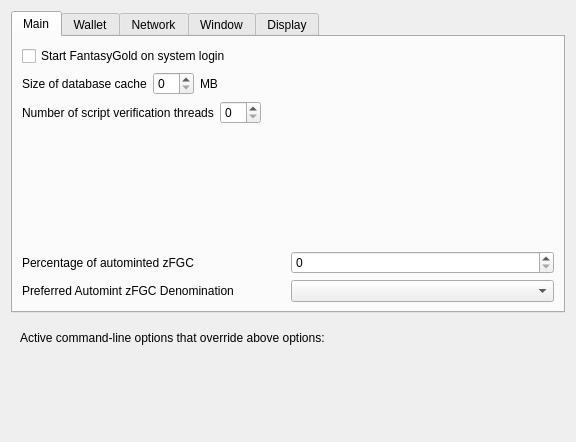
The window that src/qt/forms/optionsdialog.ui (FantasyGold/FantasyGold-Core) describes before a commit, drawn with Qt 5.
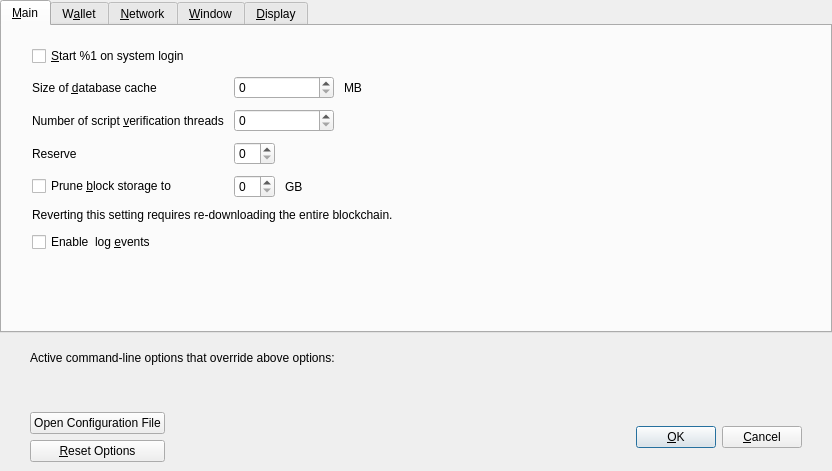
The same window after the commit. The open tabs and pages were chosen to show the change. Custom widgets are drawn as their Qt base class.

What changed in the file:
```diff
--- a/src/qt/forms/optionsdialog.ui
+++ b/src/qt/forms/optionsdialog.ui
@@ -6,8 +6,8 @@
    <rect>
     <x>0</x>
     <y>0</y>
-    <width>576</width>
-    <height>442</height>
+    <width>832</width>
+    <height>471</height>
    </rect>
   </property>
   <property name="windowTitle">
@@ -17,6 +17,18 @@
    <bool>true</bool>
   </property>
   <layout class="QVBoxLayout" name="verticalLayout">
+   <property name="leftMargin">
+    <number>0</number>
+   </property>
+   <property name="topMargin">
+    <number>0</number>
+   </property>
+   <property name="rightMargin">
+    <number>0</number>
+   </property>
+   <property name="bottomMargin">
+    <number>0</number>
+   </property>
    <item>
     <widget class="QTabWidget" name="tabWidget">
      <property name="currentIndex">
@@ -24,37 +36,87 @@
      </property>
      <widget class="QWidget" name="tabMain">
       <attribute name="title">
-       <string>Main</string>
+       <string>&amp;Main</string>
       </attribute>
-      <layout class="QVBoxLayout" name="verticalLayout_Main">
+      <layout class="QVBoxLayout" name="verticalLayout_3">
+       <property name="spacing">
+        <number>10</number>
+       </property>
+       <property name="leftMargin">
+        <number>30</number>
+       </property>
+       <property name="topMargin">
+        <number>20</number>
+       </property>
+       <property name="rightMargin">
+        <number>30</number>
+       </property>
+       <property name="bottomMargin">
+        <number>20</number>
+       </property>
        <item>
         <widget class="QCheckBox" name="bitcoinAtStartup">
          <property name="toolTip">
           <string>Automatically start FantasyGold after logging in to the system.</string>
          </property>
          <property name="text">
-          <string>Start FantasyGold on system login</string>
+          <string>&amp;Start %1 on system login</string>
          </property>
         </widget>
        </item>
        <item>
+        <layout class="QGridLayout" name="gridLayout">
+         <property name="verticalSpacing">
+          <number>10</number>
+         </property>
+         <item row="4" column="0" colspan="2">
+          <widget class="QLabel" name="pruneWarning">
+           <property name="text">
+            <string>Reverting this setting requires re-downloading the entire blockchain.</string>
+           </property>
+           <property name="textFormat">
+            <enum>Qt::PlainText</enum>
+           </property>
+          </widget>
+         </item>
+         <item row="1" column="0">
+          <widget class="QLabel" name="threadsScriptVerifLabel">
+           <property name="text">
+            <string>Number of script &amp;verification threads</string>
+           </property>
+           <property name="textFormat">
+            <enum>Qt::PlainText</enum>
+           </property>
+           <property name="buddy">
+            <cstring>threadsScriptVerif</cstring>
+           </property>
+          </widget>
+         </item>
+         <item row="2" column="0">
+          <widget class="QLabel" name="reserveBalanceLabel">
+           <property name="text">
+            <string>Reserve</string>
+           </property>
+           <property name="textFormat">
+            <enum>Qt::PlainText</enum>
+           </property>
+           <property name="buddy">
+            <cstring>threadsScriptVerif</cstring>
+           </property>
+          </widget>
+         </item>
+         <item row="0" column="1">
         <layout class="QHBoxLayout" name="horizontalLayout_2_Main">
          <item>
-          <widget class="QLabel" name="databaseCacheLabel">
-           <property name="text">
-            <string>Size of database cache</string>
-           </property>
-           <property name="textFormat">
-            <enum>Qt::PlainText</enum>
-           </property>
-           <property name="buddy">
-            <cstring>databaseCache</cstring>
+            <widget class="QSpinBox" name="databaseCache">
+             <property name="minimumSize">
+              <size>
+               <width>100</width>
+               <height>0</height>
+              </size>
            </property>
           </widget>
          </item>
-         <item>
-          <widget class="QSpinBox" name="databaseCache"/>
-         </item>
          <item>
           <widget class="QLabel" name="databaseCacheUnitLabel">
            <property name="text">
@@ -80,23 +142,53 @@
          </item>
         </layout>
        </item>
+         <item row="0" column="0">
+          <widget class="QLabel" name="databaseCacheLabel">
+           <property name="text">
+            <string>Size of &amp;database cache</string>
+           </property>
+           <property name="textFormat">
+            <enum>Qt::PlainText</enum>
+           </property>
+           <property name="buddy">
+            <cstring>databaseCache</cstring>
+           </property>
+          </widget>
+         </item>
+         <item row="2" column="1">
+          <layout class="QHBoxLayout" name="horizontalLayout_3_Main_3">
        <item>
+            <widget class="BitcoinAmountField" name="reserveBalance">
+             <property name="toolTip">
+              <string>(0 = auto, &lt;0 = leave that many cores free)</string>
+             </property>
+            </widget>
+           </item>
+           <item>
+            <spacer name="horizontalSpacer_3_Main_3">
+             <property name="orientation">
+              <enum>Qt::Horizontal</enum>
+             </property>
+             <property name="sizeHint" stdset="0">
+              <size>
+               <width>40</width>
+               <height>20</height>
+              </size>
+             </property>
+            </spacer>
+           </item>
+          </layout>
+         </item>
+         <item row="1" column="1">
         <layout class="QHBoxLayout" name="horizontalLayout_3_Main">
-         <item>
-          <widget class="QLabel" name="threadsScriptVerifLabel">
-           <property name="text">
-            <string>Number of script verification threads</string>
-           </property>
-           <property name="textFormat">
-            <enum>Qt::PlainText</enum>
-           </property>
-           <property name="buddy">
-            <cstring>threadsScriptVerif</cstring>
-           </property>
-          </widget>
-         </item>
          <item>
           <widget class="QSpinBox" name="threadsScriptVerif">
+             <property name="minimumSize">
+              <size>
+               <width>100</width>
+               <height>0</height>
+              </size>
+             </property>
            <property name="toolTip">
             <string>(0 = auto, &lt;0 = leave that many cores free)</string>
            </property>
@@ -117,6 +209,55 @@
          </item>
         </layout>
        </item>
+         <item row="3" column="0">
+          <widget class="QCheckBox" name="prune">
+           <property name="toolTip">
+            <string>Disables some advanced features but all blocks will still be fully validated. Reverting this setting requires re-downloading the entire blockchain. Actual disk usage may be somewhat higher.</string>
+           </property>
+           <property name="text">
+            <string>Prune &amp;block storage to</string>
+           </property>
+          </widget>
+         </item>
+         <item row="3" column="1">
+          <layout class="QHBoxLayout" name="horizontalLayout_Main_Prune">
+           <item>
+            <widget class="QSpinBox" name="pruneSize"/>
+           </item>
+           <item>
+            <widget class="QLabel" name="pruneSizeUnitLabel">
+             <property name="text">
+              <string>GB</string>
+             </property>
+             <property name="textFormat">
+              <enum>Qt::PlainText</enum>
+             </property>
+            </widget>
+           </item>
+           <item>
+            <spacer name="horizontalSpacer_Main_Prune">
+             <property name="orientation">
+              <enum>Qt::Horizontal</enum>
+             </property>
+             <property name="sizeHint" stdset="0">
+              <size>
+               <width>40</width>
+               <height>20</height>
+              </size>
+             </property>
+            </spacer>
+           </item>
+          </layout>
+         </item>
+        </layout>
+       </item>
+       <item>
+        <widget class="QCheckBox" name="logEvents">
+         <property name="text">
+          <string>Enable  log &amp;events</string>
+         </property>
+        </widget>
+       </item>
        <item>
         <spacer name="verticalSpacer_Main">
          <property name="orientation">
@@ -130,77 +271,11 @@
          </property>
         </spacer>
        </item>
-       <item>
-        <layout class="QHBoxLayout" name="horizontalLayout_3">
-         <item>
-          <widget class="QLabel" name="percentage_label">
-           <property name="toolTip">
-            <string>Percentage of incoming FGC which get automatically converted to zFGC via Zerocoin Protocol</string>
-           </property>
-           <property name="text">
-            <string>Percentage of autominted zFGC</string>
-           </property>
-          </widget>
-         </item>
-         <item>
-          <widget class="QSpinBox" name="zeromintPercentage">
-           <property name="minimum">
-            <number>0</number>
-           </property>
-           <property name="maximum">
-            <number>100</number>
-           </property>
-          </widget>
-         </item>
-        </layout>
-       </item>
-       <item>
-        <layout class="QHBoxLayout" name="horizontalLayout" stretch="0,0">
-         <property name="sizeConstraint">
-          <enum>QLayout::SetFixedSize</enum>
-         </property>
-         <item>
-          <widget class="QLabel" name="labelPreferredDenom">
-           <property name="maximumSize">
-            <size>
-             <width>16777215</width>
-             <height>16777215</height>
-            </size>
-           </property>
-           <property name="toolTip">
-            <string>Wait with automatic conversion to Zerocoin until enough FGC for this denomination is available</string>
-           </property>
-           <property name="text">
-            <string>Preferred Automint zFGC Denomination</string>
-           </property>
-          </widget>
-         </item>
-         <item>
-          <widget class="QComboBox" name="preferredDenom">
-           <property name="maximumSize">
-            <size>
-             <width>16777215</width>
-             <height>27</height>
-            </size>
-           </property>
-           <property name="toolTip">
-            <string>Wait with automatic conversion to Zerocoin until enough FGC for this denomination is available</string>
-           </property>
-           <property name="maxVisibleItems">
-            <number>9</number>
-           </property>
-           <property name="maxCount">
-            <number>9</number>
-           </property>
-          </widget>
-         </item>
-        </layout>
-       </item>
       </layout>
      </widget>
      <widget class="QWidget" name="tabWallet">
       <attribute name="title">
-       <string>Wallet</string>
+       <string>W&amp;allet</string>
       </attribute>
       <layout class="QVBoxLayout" name="verticalLayout_Wallet">
        <item>
@@ -266,7 +341,7 @@
      </widget>
      <widget class="QWidget" name="tabNetwork">
       <attribute name="title">
-       <string>Network</string>
+       <string>&amp;Network</string>
       </attribute>
       <layout class="QVBoxLayout" name="verticalLayout_Network">
        <item>
@@ -397,7 +472,7 @@
      </widget>
      <widget class="QWidget" name="tabWindow">
       <attribute name="title">
-       <string>Window</string>
+       <string>&amp;Window</string>
       </attribute>
       <layout class="QVBoxLayout" name="verticalLayout_Window">
        <item>
@@ -437,7 +512,7 @@
      </widget>
      <widget class="QWidget" name="tabDisplay">
       <attribute name="title">
-       <string>Display</string>
+       <string>&amp;Display</string>
       </attribute>
       <layout class="QVBoxLayout" name="verticalLayout_Display">
        <item>
@@ -596,6 +671,12 @@
    <item>
     <widget class="QFrame" name="frame">
      <layout class="QVBoxLayout" name="verticalLayout_Bottom">
+      <property name="leftMargin">
+       <number>30</number>
+      </property>
+      <property name="rightMargin">
+       <number>30</number>
+      </property>
       <item>
        <layout class="QHBoxLayout" name="horizontalLayout_Bottom">
         <item>
@@ -640,29 +721,53 @@
     </widget>
    </item>
    <item>
-    <layout class="QHBoxLayout" name="horizontalLayout_Buttons">
+    <widget class="QWidget" name="buttonsContainerWhite" native="true">
+     <layout class="QHBoxLayout" name="horizontalLayout_2">
+      <property name="leftMargin">
+       <number>30</number>
+      </property>
+      <property name="rightMargin">
+       <number>30</number>
+      </property>
      <item>
-      <widget class="QtMaterialFlatButton" name="resetButton" native="true">
+       <layout class="QVBoxLayout" name="verticalLayout_Buttons">
+        <item>
+         <widget class="QPushButton" name="openBitcoinConfButton">
+          <property name="toolTip">
+           <string>Open the %1 configuration file from the working directory.</string>
+          </property>
+          <property name="text">
+           <string>Open Configuration File</string>
+          </property>
+          <property name="autoDefault">
+           <bool>false</bool>
+          </property>
+         </widget>
+        </item>
+        <item>
+         <widget class="QPushButton" name="resetButton">
        <property name="toolTip">
         <string>Reset all client options to default.</string>
        </property>
-       <property name="text" stdset="0">
-        <string>Reset Options</string>
-       </property>
-       <property name="autoDefault" stdset="0">
+          <property name="text">
+           <string>&amp;Reset Options</string>
+          </property>
+          <property name="autoDefault">
         <bool>false</bool>
        </property>
       </widget>
      </item>
+       </layout>
+      </item>
      <item>
-      <spacer name="horizontalSpacer_1">
+       <spacer name="horizontalSpacer_3">
        <property name="orientation">
         <enum>Qt::Horizontal</enum>
        </property>
        <property name="sizeHint" stdset="0">
         <size>
-         <width>40</width>
-         <height>48</height>
+          <width>20</width>
+          <height>20</height>
         </size>
        </property>
       </spacer>
@@ -693,24 +798,24 @@
       </widget>
      </item>
      <item>
-      <spacer name="horizontalSpacer_2">
+       <spacer name="horizontalSpacer">
        <property name="orientation">
         <enum>Qt::Horizontal</enum>
        </property>
        <property name="sizeHint" stdset="0">
         <size>
-         <width>40</width>
-         <height>48</height>
+          <width>20</width>
+          <height>20</height>
         </size>
        </property>
       </spacer>
      </item>
      <item>
-      <widget class="QtMaterialFlatButton" name="okButton" native="true">
-       <property name="text" stdset="0">
-        <string>OK</string>
-       </property>
-       <property name="autoDefault" stdset="0">
+       <widget class="QPushButton" name="okButton">
+        <property name="text">
+         <string>&amp;OK</string>
+        </property>
+        <property name="autoDefault">
         <bool>false</bool>
        </property>
        <property name="default" stdset="0">
@@ -719,16 +824,17 @@
       </widget>
      </item>
      <item>
-      <widget class="QtMaterialFlatButton" name="cancelButton" native="true">
-       <property name="text" stdset="0">
-        <string>Cancel</string>
-       </property>
-       <property name="autoDefault" stdset="0">
+       <widget class="QPushButton" name="cancelButton">
+        <property name="text">
+         <string>&amp;Cancel</string>
+        </property>
+        <property name="autoDefault">
         <bool>false</bool>
        </property>
       </widget>
      </item>
     </layout>
+    </widget>
    </item>
   </layout>
  </widget>
@@ -736,18 +842,17 @@
   <customwidget>
    <class>QValidatedLineEdit</class>
    <extends>QLineEdit</extends>
-   <header>qvalidatedlineedit.h</header>
-  </customwidget>
-  <customwidget>
-   <class>QtMaterialFlatButton</class>
-   <extends>QWidget</extends>
-   <header>qtmaterialflatbutton.h</header>
-   <container>1</container>
+   <header>qt/qvalidatedlineedit.h</header>
   </customwidget>
   <customwidget>
    <class>QValueComboBox</class>
    <extends>QComboBox</extends>
-   <header>qvaluecombobox.h</header>
+   <header>qt/qvaluecombobox.h</header>
+  </customwidget>
+  <customwidget>
+   <class>BitcoinAmountField</class>
+   <extends>QSpinBox</extends>
+   <header>qt/bitcoinamountfield.h</header>
   </customwidget>
  </customwidgets>
  <resources/>
```
Left out of the diff: 433 changed lines with no effect on the pictures. Lines whose indentation alone changed are shown as unchanged.
